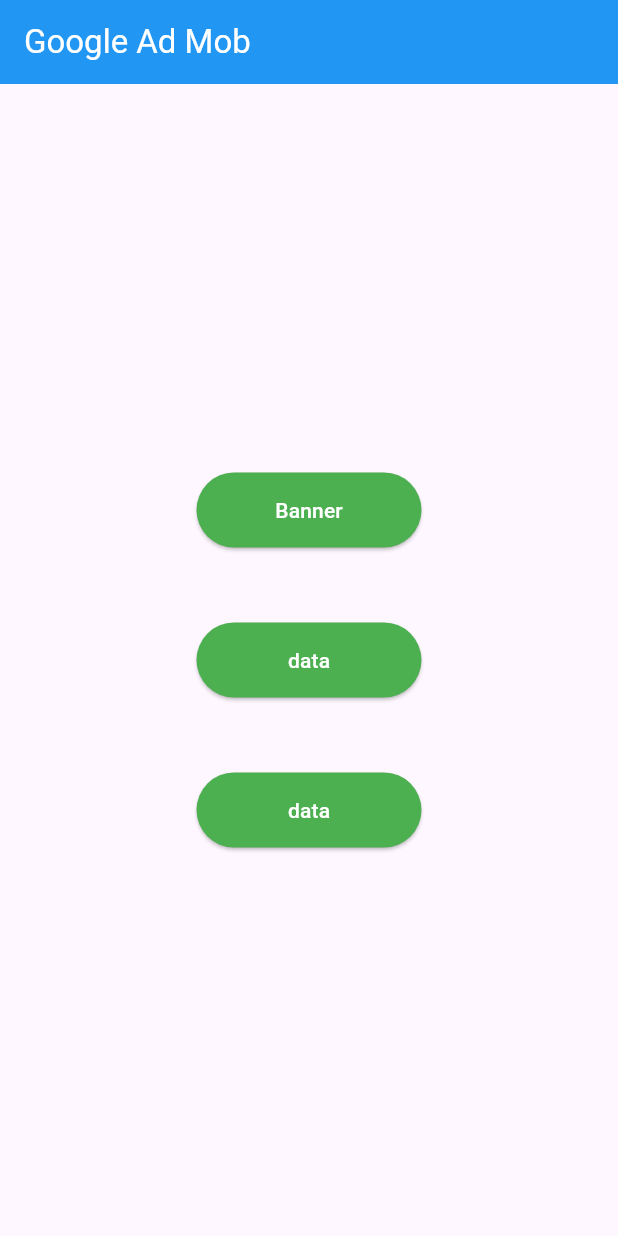
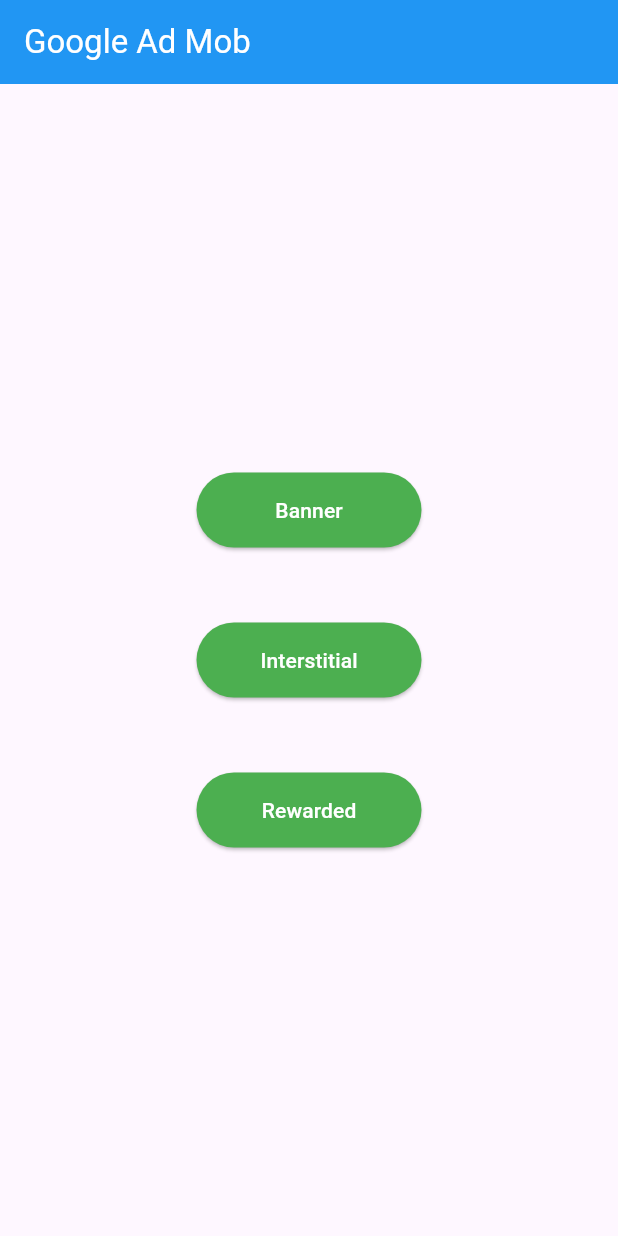
Before and after one commit to Waseem-Dar/google-ad-mob, a Flutter app: the screen it shows after launch, on a phone screen of 412 x 824 dp. Run offline on Flutter 3.47's test engine with Material 3 defaults, Android fonts, the phone set to English and light mode, and no system bars; our stand-ins replace google_mobile_ads.

Commit message:
set interstitial ad in this project

```diff
--- a/lib/home_screen.dart
+++ b/lib/home_screen.dart
@@ -1,5 +1,7 @@
 import 'package:flutter/material.dart';
 import 'package:google_ad_mob/banner_ad_screen.dart';
+
+import 'interstitial_ad_screen.dart';
 
 class HomeScreen extends StatefulWidget {
   const HomeScreen({super.key});
@@ -29,18 +31,20 @@ class _HomeScreenState extends State<HomeScreen> {
                   fixedSize: Size(150, 50)
                 ),
                 child: Text("Banner",style: TextStyle(color: Colors.white),)),
+             ElevatedButton(onPressed: (){
+               Navigator.push(context, MaterialPageRoute(builder: (context) => InterstitialAdScreen(),));
+             },
+                style: ElevatedButton.styleFrom(
+                  backgroundColor: Colors.green,
+                  fixedSize: Size(150, 50)
+                ),
+                child: Text("Interstitial",style: TextStyle(color: Colors.white),)),
              ElevatedButton(onPressed: (){},
                 style: ElevatedButton.styleFrom(
                   backgroundColor: Colors.green,
                   fixedSize: Size(150, 50)
                 ),
-                child: Text("data",style: TextStyle(color: Colors.white),)),
-             ElevatedButton(onPressed: (){},
-                style: ElevatedButton.styleFrom(
-                  backgroundColor: Colors.green,
-                  fixedSize: Size(150, 50)
-                ),
-                child: Text("data",style: TextStyle(color: Colors.white),)),
+                child: Text("Rewarded",style: TextStyle(color: Colors.white),)),
 
           ],
         ),
```
Also changed, not shown: lib/interstitial_ad_screen.dart (added, +56 -0 lines).
